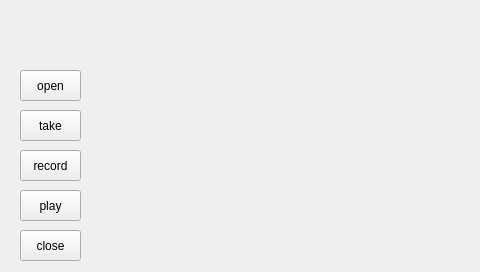
Above: widget.ui from imddon96/camera before the change. Below: the same form after it.
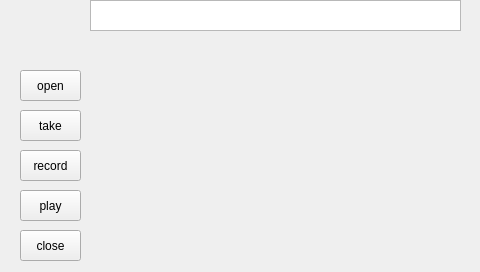
That is the form after the change.

Commit message: fix kenerl panic problem when closed, and add videoplayer2 class to read video but didnt work out on j2440 borad. Thus the finall solution is powerpoint.

Diff of the .ui file:
```diff
--- a/widget.ui
+++ b/widget.ui
@@ -55,7 +55,7 @@
   <widget class="QLabel" name="label2">
    <property name="geometry">
     <rect>
-     <x>20</x>
+     <x>30</x>
      <y>10</y>
      <width>51</width>
      <height>51</height>
@@ -94,8 +94,8 @@
   <widget class="QLabel" name="label1">
    <property name="geometry">
     <rect>
-     <x>130</x>
-     <y>20</y>
+     <x>110</x>
+     <y>30</y>
      <width>320</width>
      <height>240</height>
     </rect>
@@ -104,6 +104,16 @@
     <string/>
    </property>
   </widget>
+  <widget class="QTextBrowser" name="log">
+   <property name="geometry">
+    <rect>
+     <x>90</x>
+     <y>0</y>
+     <width>371</width>
+     <height>31</height>
+    </rect>
+   </property>
+  </widget>
  </widget>
  <layoutdefault spacing="6" margin="11"/>
  <resources/>
```
The commit also changes 14 other files.
